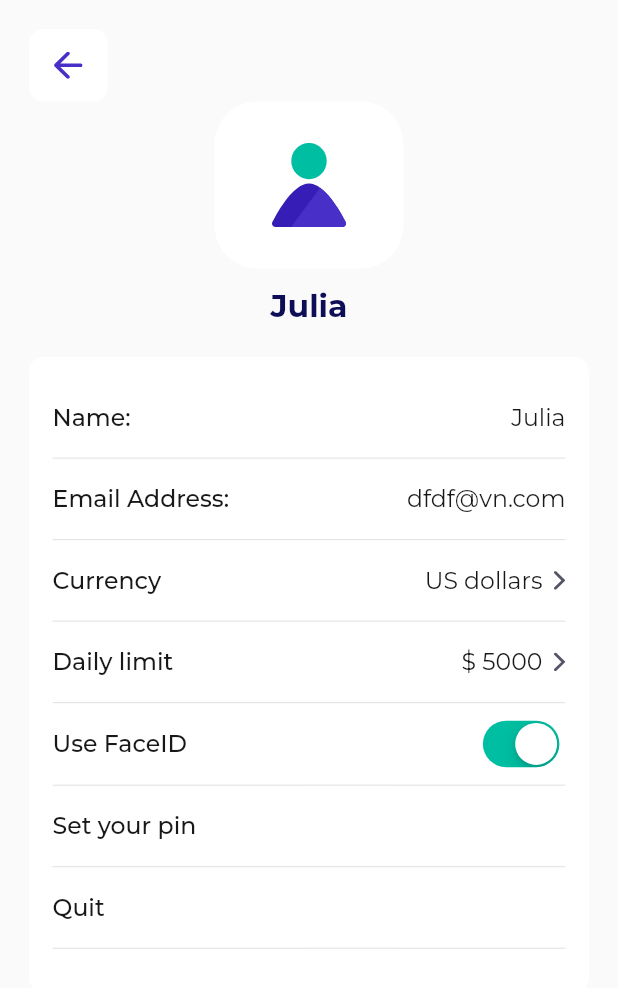
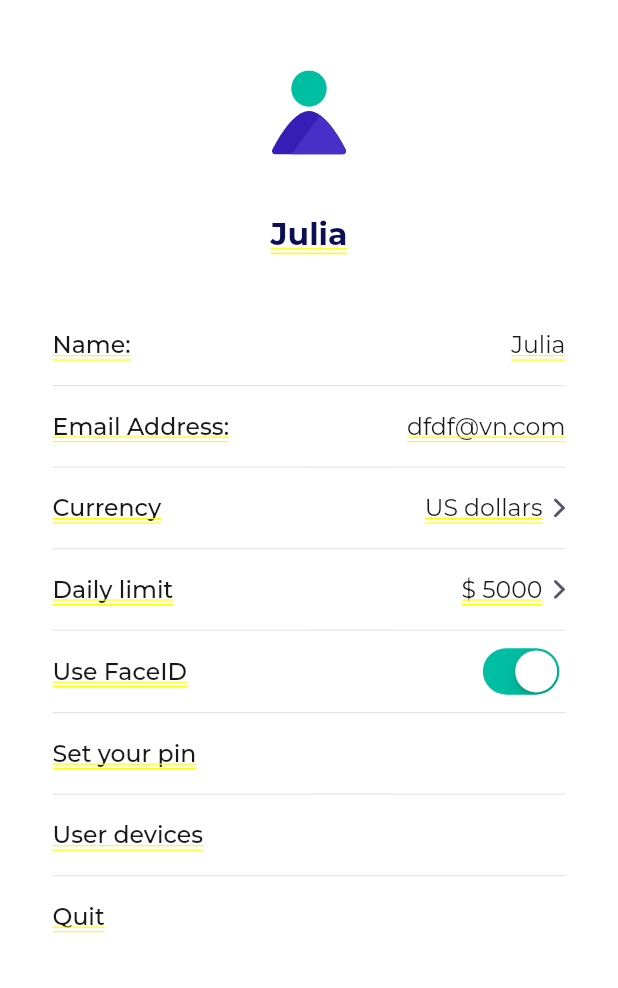
Before and after one commit to Ipilot7/wallefy, a Flutter app: the screen it shows after launch, after a tap on "Home", on a phone screen of 412 x 824 dp. Shown: the top 988 px of the screen. Run offline on Flutter 3.47's test engine with Material 2 defaults, Android fonts, the phone set to English and light mode, and no system bars; our stand-ins replace auto_size_text, dartz, dio, equatable, flutter_screenutil, flutter_svg and 6 more; accounts and stored records are empty.

Commit message:
profile page is edited

```diff
--- a/lib/common/assets.dart
+++ b/lib/common/assets.dart
@@ -70,6 +70,8 @@ class _Icons extends _AssetsHolder {
   String get arrowTop => "$basePath/arrow_top.svg";
 
   String get arrowDown => "$basePath/arrow_down.svg";
+
+  String get userIcon => "$basePath/user.svg";
 }
 
 class _Images extends _AssetsHolder {
@@ -82,7 +84,6 @@ class _Images extends _AssetsHolder {
   String get seeFinance => "$basePath/img_see_finance.svg";
 
   String get takeFinance => "$basePath/img_take_finance.svg";
-
 }
 
 class _Lottie extends _AssetsHolder {
--- a/lib/common/components/profile_menu.dart
+++ b/lib/common/components/profile_menu.dart
@@ -11,6 +11,7 @@ class ProfileMenu extends StatelessWidget {
     this.onTap,
     required this.leading,
     this.trailing,
+    this.disableDivider = false,
     this.toRight = false,
     this.contentPadding,
   });
@@ -20,6 +21,7 @@ class ProfileMenu extends StatelessWidget {
   final String? trailing;
   final bool? toRight;
   final EdgeInsetsGeometry? contentPadding;
+  final bool? disableDivider;
 
   @override
   Widget build(BuildContext context) {
@@ -55,7 +57,7 @@ class ProfileMenu extends StatelessWidget {
             ],
           ),
         ),
-        const Divider()
+        disableDivider == true ? const SizedBox() : const Divider()
       ],
     );
   }
--- a/lib/common/locale_data.dart
+++ b/lib/common/locale_data.dart
@@ -1,23 +1,22 @@
 import 'package:flutter/material.dart';
 import 'package:wallefy/common/assets.dart';
 import 'package:wallefy/fuatures/home/presentation/pages/home.dart';
+import 'package:wallefy/fuatures/profile/presentation/pages/profile.dart';
 
-List<String> menuNames = ['Home', 'Income outcome', 'Statistics', 'Tips'];
+List<String> menuNames = ['Home', 'Statistics', 'Tips', 'Profile'];
 List<String> bottomIcons = [
   Assets.icons.home,
-  Assets.icons.card,
   Assets.icons.statistics,
   Assets.icons.tips,
+  Assets.icons.userIcon,
 ];
 List<Widget> pages = [
   const HomePage(),
-  const Center(
-    child: Text('Income outcome'),
-  ),
   const Center(
     child: Text('Statistics'),
   ),
   const Center(
     child: Text('Tips'),
   ),
+  ProfilePage()
 ];
--- a/lib/fuatures/main_page/presentation/pages/main_page.dart
+++ b/lib/fuatures/main_page/presentation/pages/main_page.dart
@@ -44,7 +44,7 @@ class _MainPageDemoState extends State<MainPage> {
         ),
         body: SafeArea(
           child: PageView(
-            physics: const BouncingScrollPhysics(),
+            physics: const NeverScrollableScrollPhysics(),
             controller: controller,
             children: pages,
           ),
--- a/lib/fuatures/profile/presentation/pages/profile.dart
+++ b/lib/fuatures/profile/presentation/pages/profile.dart
@@ -1,13 +1,10 @@
 import 'package:flutter/cupertino.dart';
-import 'package:flutter/material.dart';
 import 'package:flutter_screenutil/flutter_screenutil.dart';
 import 'package:flutter_svg/flutter_svg.dart';
 import 'package:wallefy/common/app_colors.dart';
 import 'package:wallefy/common/app_text_style.dart';
 import 'package:wallefy/common/assets.dart';
-import 'package:wallefy/common/components/custom_backbutton.dart';
 import 'package:wallefy/common/components/profile_menu.dart';
-import 'package:wallefy/common/constants.dart';
 
 class ProfilePage extends StatefulWidget {
   const ProfilePage({super.key});
@@ -19,18 +16,11 @@ class ProfilePage extends StatefulWidget {
 class _ProfilePageState extends State<ProfilePage> {
   @override
   Widget build(BuildContext context) {
-    return SafeArea(
-      child: Scaffold(
-        body: SingleChildScrollView(
+    return SingleChildScrollView(
       padding: EdgeInsets.all(20.h),
       child: Column(
         crossAxisAlignment: CrossAxisAlignment.start,
         children: [
-              CustomBackButton(
-                onTap: () {
-                  pop(context);
-                },
-              ),
           Center(
             child: Column(
               mainAxisSize: MainAxisSize.min,
@@ -46,8 +36,8 @@ class _ProfilePageState extends State<ProfilePage> {
                 SizedBox(height: 13.h),
                 Text(
                   'Julia',
-                      style: AppTextStyles.body20wB
-                          .copyWith(color: AppColors.blue2),
+                  style:
+                      AppTextStyles.body20wB.copyWith(color: AppColors.blue2),
                 )
               ],
             ),
@@ -91,15 +81,17 @@ class _ProfilePageState extends State<ProfilePage> {
                   leading: 'Set your pin',
                 ),
                 const ProfileMenu(
+                  leading: 'User devices',
+                ),
+                const ProfileMenu(
                   leading: 'Quit',
+                  disableDivider: true,
                 ),
               ],
             ),
           )
         ],
       ),
-        ),
-      ),
     );
   }
 }
```
Also changed, not shown: assets/icons/user.svg (added). Lines whose indentation alone changed are shown as unchanged.
